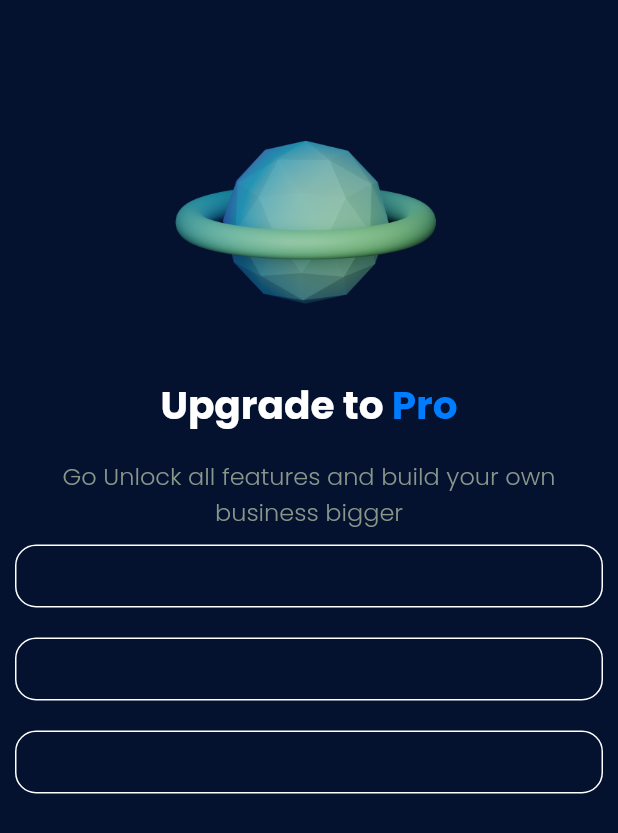
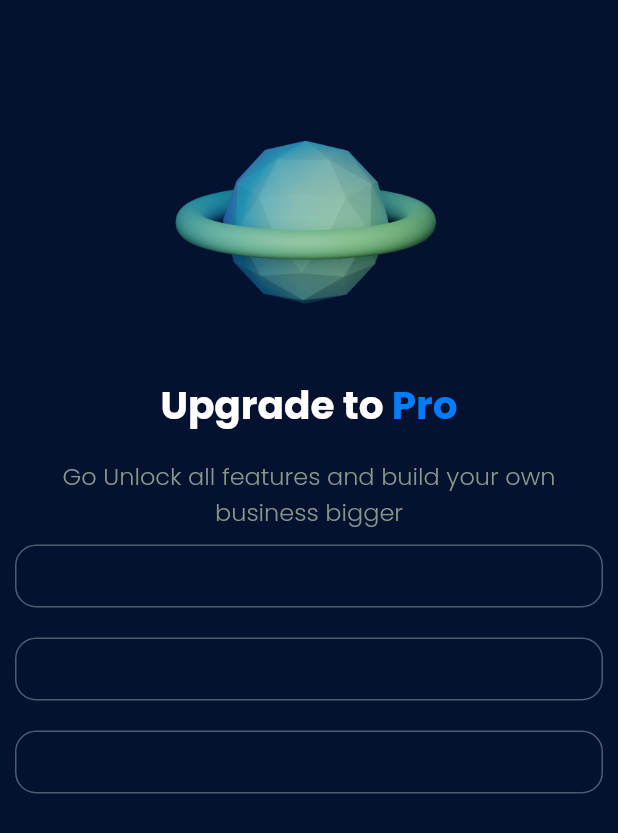
Before and after one commit to farisqadr/payment_app, a Flutter app: the screen it shows after launch, on a phone screen of 412 x 824 dp. Shown: the top 833 px of the screen. Run offline on Flutter 3.47's test engine with Material 2 defaults, Android fonts, the phone set to English and light mode, and no system bars; our stand-ins replace google_fonts.

Commit message:
change color widget

```diff
--- a/lib/main.dart
+++ b/lib/main.dart
@@ -11,16 +11,26 @@
 }
 
 class _PaymentAppState extends State<PaymentApp> {
+  int selectedIndex = -1;
   @override
   Widget build(BuildContext context) {
-    Widget option() {
+    Widget option(int index) {
       return GestureDetector(
+        onTap: () {
+          setState(() {
+            selectedIndex = index;
+          });
+        },
         child: Container(
           padding: EdgeInsets.all(20),
           margin: EdgeInsets.all(10),
           decoration: BoxDecoration(
-              borderRadius: BorderRadius.circular(14),
-              border: Border.all(color: Colors.white)),
+            borderRadius: BorderRadius.circular(14),
+            border: Border.all(
+                color: selectedIndex == index
+                    ? Color(0xff007DFF)
+                    : Color(0xff4D5B70)),
+          ),
         ),
       );
     }
@@ -50,7 +60,7 @@
         home: Scaffold(
             backgroundColor: Color(0xff04112F),
             body: Column(
-              children: [header(), option(), option(), option()],
+              children: [header(), option(0), option(1), option(2)],
             )));
   }
 }
```
